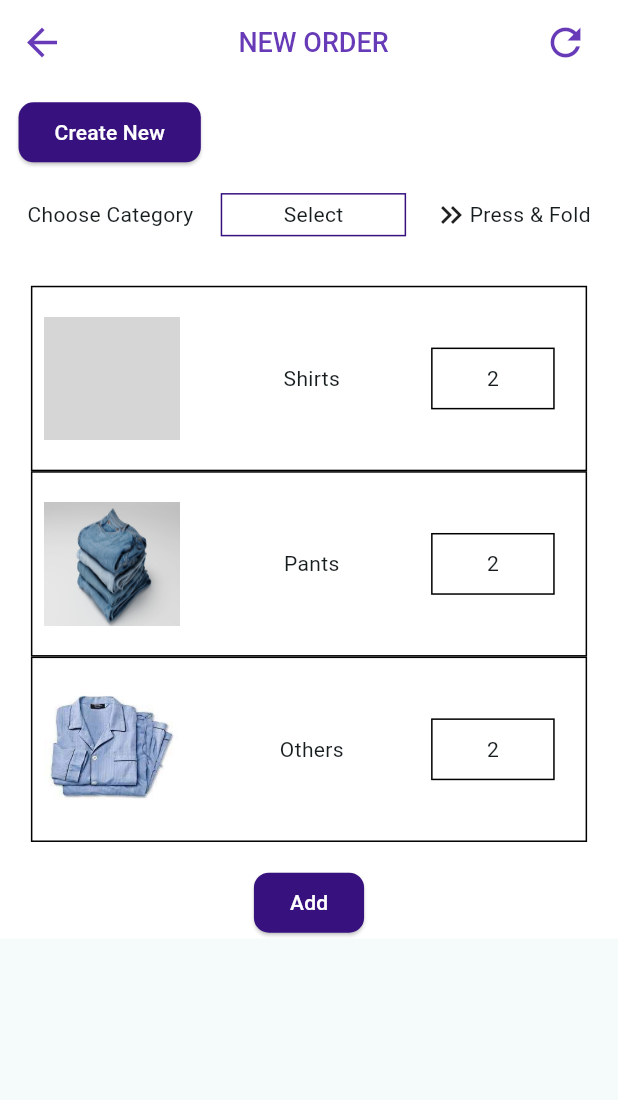
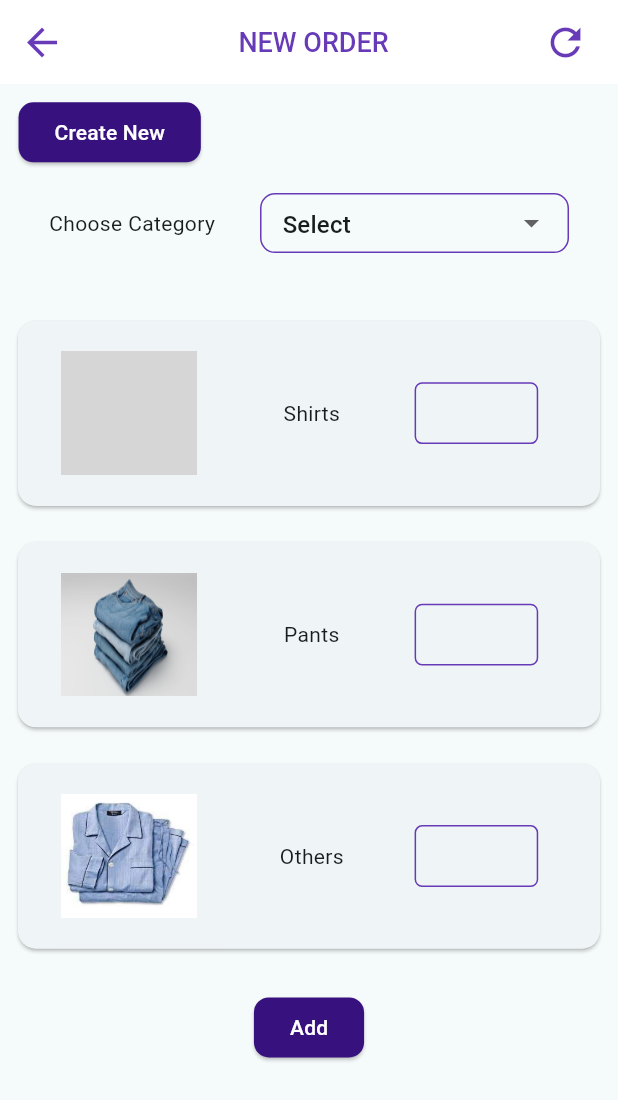
Before and after one commit to abhisheksr227/integrate3_screen, a Flutter app: the ServiceNewOrderscreen screen opened directly, on a phone screen of 412 x 824 dp. Shown: the top 1100 px of the screen. Run offline on Flutter 3.47's test engine with Material 2 defaults, Android fonts, the phone set to English and light mode, and no system bars; our stand-ins replace charts_flutter, dots_indicator, fl_chart, google_maps_flutter, pie_chart, share_plus and 1 more; missing offline and left inert: another_stepper; grey boxes are pictures that could not be loaded.

Commit message:
git commit -m "second commit"

```diff
--- a/lib/Service_Staff/Service_new_order.dart
+++ b/lib/Service_Staff/Service_new_order.dart
@@ -1,4 +1,5 @@
 import 'package:flutter/cupertino.dart';
+import 'package:flutter/foundation.dart';
 import 'package:flutter/material.dart';
 import 'package:integrate_3screens/Picker_App/screens/stock_transfer.dart';
 
@@ -23,6 +24,9 @@ class ServiceNewOrderscreenState extends State<ServiceNewOrderscreen> {
   bool isTableRowSelected = false;
   Color color = pickerPrimaryColor;
   bool showContainer = false;
+  String Type = 'Select';
+  List<String> Category = ['Select','Washing','Press & Fold','Dry Wash'];
+
 
   @override
   Widget build(BuildContext context) {
@@ -51,14 +55,9 @@ class ServiceNewOrderscreenState extends State<ServiceNewOrderscreen> {
         ],
       ),
       key: _scaffoldKey,
-      body: SafeArea(
-        child: SingleChildScrollView(
-          child: Container(
-            color: Colors.white,
+      body: SingleChildScrollView(
         child: Column(
           children: [
-
-
             Container(
               alignment: Alignment.centerLeft,
               margin: EdgeInsets.only(
@@ -75,35 +74,47 @@ class ServiceNewOrderscreenState extends State<ServiceNewOrderscreen> {
             SizedBox(
               height: size.height * 0.02,
             ),
-                Row(
-                  mainAxisAlignment: MainAxisAlignment.center,
-                  crossAxisAlignment: CrossAxisAlignment.center,
+            Row(mainAxisAlignment: MainAxisAlignment.center,
               children: [
-                    Spacer(),
                 Text("Choose Category"),
-                    Spacer(),
+                SizedBox(width: 30,),
                 Container(
-                      width: MediaQuery.of(context).size.width * 0.30,
-                      height: MediaQuery.of(context).size.height * 0.035,
+                  width: MediaQuery.of(context).size.width*0.5,
+                  height: 40,
                   decoration: BoxDecoration(
-                          border: Border.all(color: pickerPrimaryColor)),
-                      child: Center(child: Text("Select")),
+                      borderRadius: BorderRadius.circular(10),
+                      border: Border.all(color: Colors.deepPurple)),
+                  child: DropdownButtonFormField(
+                    decoration: InputDecoration(
+                        border: OutlineInputBorder(borderSide: BorderSide.none),
+                        contentPadding: EdgeInsets.only(bottom: 10),
+                        prefix: SizedBox(
+                          width: 10,
                         ),
-                    Spacer(),
-                    Icon(Icons.keyboard_double_arrow_right),
-                    Text("Press & Fold"),
-                    Spacer(),
+                        hintText: 'Select',
+                        hintStyle: TextStyle(fontWeight: FontWeight.normal)
+                    ),  value: Type,
+                      items: Category.map((e) => DropdownMenuItem(value: e,child: Text(e),)).toList(),
+                      onChanged: (v) {
+                        setState(() {
+                          Type = v!;
+                        });
+                      }
+                  ),
+                )
               ],
             ),
             SizedBox(
               height: size.height * 0.04,
             ),
-                Container(
+            Padding(
+              padding: const EdgeInsets.all(8.0),
+              child: Card(
+                child: Container(
                   margin: EdgeInsets.symmetric(horizontal: size.width * 0.05),
                   child: Container(
                     width: MediaQuery.of(context).size.width,
                     height: MediaQuery.of(context).size.height * 0.15,
-                    decoration: BoxDecoration(border: Border.all()),
                     child: Row(
                       mainAxisAlignment: MainAxisAlignment.spaceBetween,
                       children: [
@@ -121,19 +132,26 @@ class ServiceNewOrderscreenState extends State<ServiceNewOrderscreen> {
                           width: MediaQuery.of(context).size.width * 0.2,
                           height: MediaQuery.of(context).size.height * 0.05,
                           decoration: BoxDecoration(
-                              border: Border.all(color: Colors.black)),
-                          child: Center(child: Text("2")),
+                            borderRadius: BorderRadius.circular(5),
+                              border: Border.all(color: Colors.deepPurple)),
+                          child: Center(child: TextFormField(textAlign: TextAlign.center,
+                            decoration: InputDecoration(border: InputBorder.none,
+                                contentPadding: EdgeInsets.only()),)),
                         )
                       ],
                     ),
                   ),
                 ),
-                Container(
+              ),
+            ),
+            Padding(
+              padding: const EdgeInsets.all(8.0),
+              child: Card(
+                child: Container(
                   margin: EdgeInsets.symmetric(horizontal: size.width * 0.05),
                   child: Container(
                     width: MediaQuery.of(context).size.width,
                     height: MediaQuery.of(context).size.height * 0.15,
-                    decoration: BoxDecoration(border: Border.all()),
                     child: Row(
                       mainAxisAlignment: MainAxisAlignment.spaceBetween,
                       children: [
@@ -151,19 +169,25 @@ class ServiceNewOrderscreenState extends State<ServiceNewOrderscreen> {
                           width: MediaQuery.of(context).size.width * 0.2,
                           height: MediaQuery.of(context).size.height * 0.05,
                           decoration: BoxDecoration(
-                              border: Border.all(color: Colors.black)),
-                          child: Center(child: Text("2")),
+                            borderRadius: BorderRadius.circular(5),
+                              border: Border.all(color: Colors.deepPurple)),
+                          child: TextFormField(decoration: InputDecoration(
+                              border: InputBorder.none,contentPadding: EdgeInsets.only())),
                         )
                       ],
                     ),
                   ),
                 ),
-                Container(
+              ),
+            ),
+            Padding(
+              padding: const EdgeInsets.all(8.0),
+              child: Card(
+                child: Container(
                   margin: EdgeInsets.symmetric(horizontal: size.width * 0.05),
                   child: Container(
                     width: MediaQuery.of(context).size.width,
                     height: MediaQuery.of(context).size.height * 0.15,
-                    decoration: BoxDecoration(border: Border.all()),
                     child: Row(
                       mainAxisAlignment: MainAxisAlignment.spaceBetween,
                       children: [
@@ -181,10 +205,14 @@ class ServiceNewOrderscreenState extends State<ServiceNewOrderscreen> {
                           width: MediaQuery.of(context).size.width * 0.2,
                           height: MediaQuery.of(context).size.height * 0.05,
                           decoration: BoxDecoration(
-                              border: Border.all(color: Colors.black)),
-                          child: Center(child: Text("2")),
+                            borderRadius: BorderRadius.circular(5),
+                              border: Border.all(color: Colors.deepPurple)),
+                          child: TextFormField(decoration: InputDecoration(
+                              border: InputBorder.none,contentPadding: EdgeInsets.only())),
                         )
                       ],
+                    ),
+                  ),
                 ),
               ),
             ),
@@ -589,8 +617,6 @@ class ServiceNewOrderscreenState extends State<ServiceNewOrderscreen> {
           ],
         ),
       ),
-        ),
-      ),
     );
   }
 }
```
Lines whose indentation alone changed are shown as unchanged.
